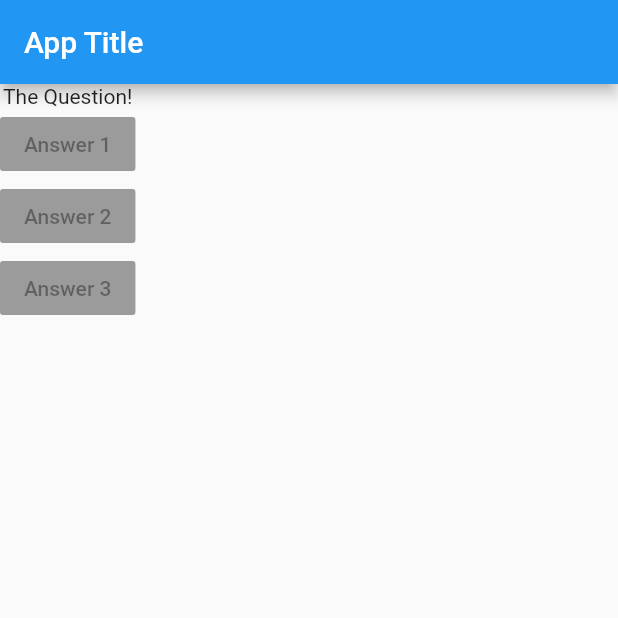
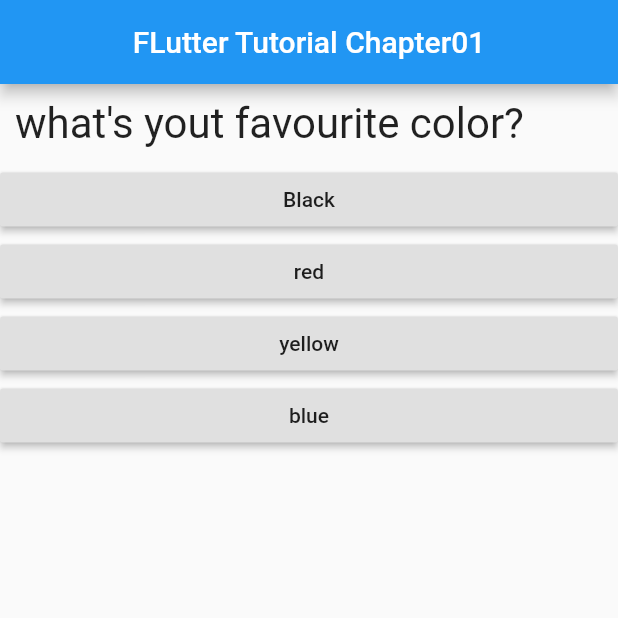
Before and after one commit to aberekerehu/flutter_projects, a Flutter app: the screen it shows after launch, on a phone screen of 412 x 824 dp, the top half of it. Run offline on Flutter 3.47's test engine with Material 2 defaults, Android fonts, the phone set to English and light mode, and no system bars.

Commit message:
chapter01 completed

```diff
--- /dev/null
+++ b/lib/answer.dart
@@ -0,0 +1,18 @@
+import 'package:flutter/material.dart';
+
+class Answer extends StatelessWidget {
+  final Function selectHandler;
+  final String answerText;
+  Answer(this.selectHandler, this.answerText);
+  @override
+  Widget build(BuildContext context) {
+    return Container(
+      width: double.infinity,
+      // ignore: deprecated_member_use
+      child: RaisedButton(
+        child: Text(answerText),
+        onPressed: () => selectHandler(),
+      ),
+    );
+  }
+}
--- a/lib/main.dart
+++ b/lib/main.dart
@@ -1,38 +1,83 @@
 import 'package:flutter/material.dart';
+import './quiz.dart';
+import './result.dart';
 
 void main() {
   runApp(MyApp());
 }
 
-class MyApp extends StatelessWidget {
+class MyApp extends StatefulWidget {
+  @override
+  State<StatefulWidget> createState() {
+    return _MyAppState();
+  }
+}
+
+class _MyAppState extends State<MyApp> {
+  final _questions = const [
+    {
+      'questionText': 'what\'s yout favourite color?',
+      'answers': [
+        {'text': 'Black', 'score': 100},
+        {'text': 'red', 'score': 5},
+        {'text': 'yellow', 'score': 15},
+        {'text': 'blue', 'score': 10}
+      ]
+    },
+    {
+      'questionText': 'what\'s your favourite animal?',
+      'answers': [
+        {'text': 'Rabbit', 'score': 21},
+        {'text': 'Cat', 'score': 26},
+        {'text': 'Dog', 'score': 27},
+        {'text': 'Cow', 'score': 1},
+      ]
+    },
+    {
+      'questionText': 'what\'s your favourite Icecream falvor?',
+      'answers': [
+        {'text': 'vanila', 'score': 89},
+        {'text': 'Chocolate', 'score': 19},
+        {'text': 'Strawberry', 'score': 8},
+        {'text': 'Banana', 'score': 75},
+      ]
+    }
+  ];
+  var _elementIndex = 0;
+  var _totalScore = 0;
+
+  void _resetQuiz() {
+    setState(() {
+      _elementIndex = 0;
+      _totalScore = 0;
+    });
+  }
+
+  void _answerQuestions(int score) {
+    _totalScore = _totalScore + score;
+    setState(() {
+      _elementIndex = _elementIndex + 1;
+    });
+    print(_elementIndex);
+    if (_elementIndex < _questions.length) {
+      print("We\'re done with the qestions");
+    }
+  }
+
   @override
   Widget build(BuildContext context) {
-    var questions = [
-      'what\'s yout favourite color?',
-      'what\'s your favourite animal?'
-    ];
     return MaterialApp(
       home: Scaffold(
         appBar: AppBar(
-          title: Text('App Title'),
+          title: Text('FLutter Tutorial Chapter01'),
+          centerTitle: true,
         ),
-        body: Column(
-          children: [
-            Text('The Question!'),
-            RaisedButton(
-              child: Text('Answer 1'),
-              onPressed: null,
-            ),
-            RaisedButton(
-              child: Text('Answer 2'),
-              onPressed: null,
-            ),
-            RaisedButton(
-              child: Text('Answer 3'),
-              onPressed: null,
-            ),
-          ],
-        ),
+        body: _elementIndex < _questions.length
+            ? Quiz(
+                questions: _questions,
+                answerQuestion: _answerQuestions,
+                elementIndex: _elementIndex)
+            : Result(_totalScore, _resetQuiz),
       ),
     );
   }
--- /dev/null
+++ b/lib/questions.dart
@@ -0,0 +1,16 @@
+import 'package:flutter/material.dart';
+
+class Question extends StatelessWidget {
+  final qustionText;
+  Question(this.qustionText);
+  @override
+  Widget build(BuildContext context) {
+    return Container(
+        width: double.infinity,
+        margin: EdgeInsets.all(10),
+        child: Text(
+          qustionText,
+          style: TextStyle(fontSize: 28),
+        ));
+  }
+}
--- /dev/null
+++ b/lib/quiz.dart
@@ -0,0 +1,28 @@
+import 'package:flutter/material.dart';
+import './questions.dart';
+import './answer.dart';
+
+class Quiz extends StatelessWidget {
+  final List<Map<String, Object>> questions;
+  final Function answerQuestion;
+  int elementIndex;
+  Quiz(
+      {required this.questions,
+      required this.answerQuestion,
+      required this.elementIndex});
+  @override
+  Widget build(BuildContext context) {
+    return Column(
+      children: [
+        Question(
+          questions[elementIndex]['questionText'],
+        ),
+        ...(questions[elementIndex]['answers'] as List<Map<String, Object>>)
+            .map((answer) {
+          return Answer(
+              () => answerQuestion(answer['score']), answer['text'] as String);
+        }).toList()
+      ],
+    );
+  }
+}
--- /dev/null
+++ b/lib/result.dart
@@ -0,0 +1,33 @@
+import 'package:flutter/material.dart';
+
+class Result extends StatelessWidget {
+  final int resultScore;
+  final Function resultHandler;
+  Result(this.resultScore, this.resultHandler);
+
+  String get resultPharase {
+    var resultText = "You\'ve Made it!";
+    if (resultScore <= 8) {
+      resultText = "You're awesome!";
+    } else if (resultScore >= 15) {
+      resultText = "You're fanthastic";
+    }
+    return resultText;
+  }
+
+  @override
+  Widget build(BuildContext context) {
+    return Center(
+      child: Column(children: [
+        Text(
+          resultPharase,
+          style: TextStyle(fontSize: 36, fontWeight: FontWeight.bold),
+        ),
+        OutlinedButton(
+          onPressed: () => resultHandler(),
+          child: Text('Reset'),
+        ),
+      ]),
+    );
+  }
+}
```
